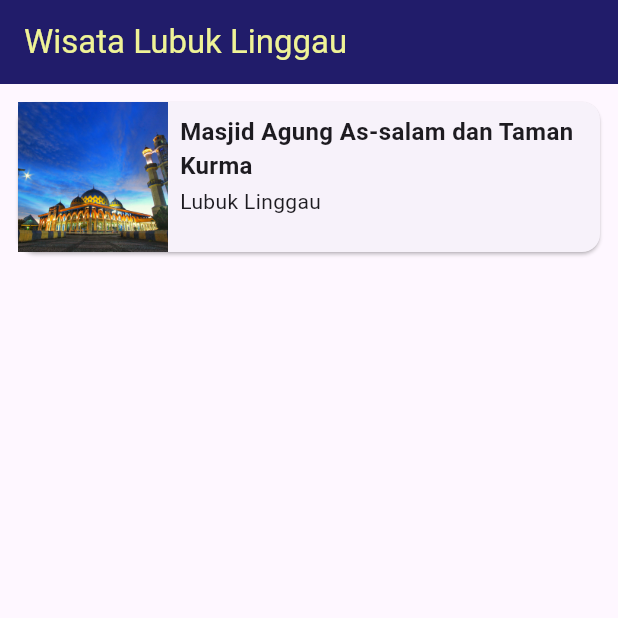
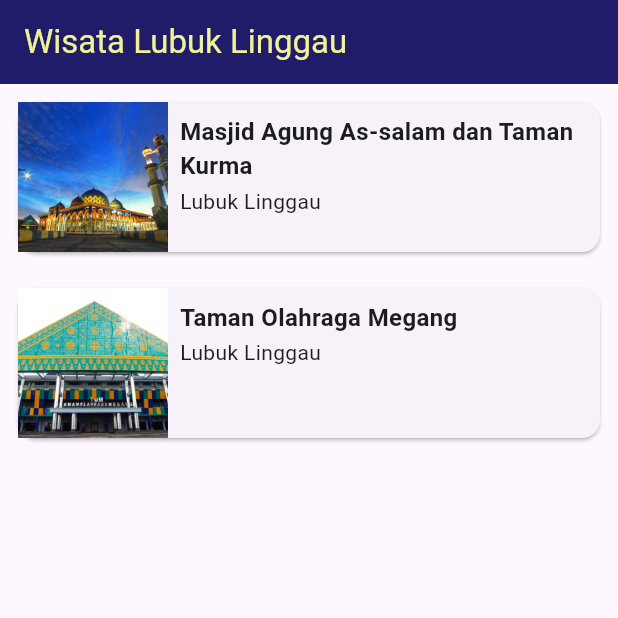
Before and after one commit to kazaliika/ResponsiveDesign, a Flutter app: the screen it shows after launch, on a phone screen of 412 x 824 dp, the top half of it. Run offline on Flutter 3.47's test engine with Material 3 defaults, Android fonts, the phone set to English and light mode, and no system bars.

Commit message:
tambah gambar

```diff
--- a/lib/responsive/source.dart
+++ b/lib/responsive/source.dart
@@ -19,5 +19,12 @@ var kumpulanwisataList = [
     deskripsi:
         'Masjid Agung As-Salam terletak di jantung Kota Lubuklinggau Provinsi Sumatera Selatan. Masjid ini tak hanya sekadar menjadi tempat ibadah bagi umat Islam namun telah menjadi salah satu objek wisata religi di provinsi Sumatra Selatan. Masjid ini bukan hanya sebagai tempat ibadah yang menjadi kebanggan masyarakat Kota Lubuk Linggau tetapi juga menjadi icon Kota Lubuk Linggau.',
     imageAsset: 'assets/masjid_agung.jpg',
-  )
+  ),
+  KumpulanWisata(
+    nama: 'Taman Olahraga Megang',
+    lokasi: 'Lubuk Linggau',
+    deskripsi:
+        'Taman Olahraga Megang merupakan sebuah sport center yang berada di Kota Lubuklinggau. Pada masa pimpinan Wali Kota Lubuklinggau, Bapak H. S.N Prana Putra Sohe, bangunan yang semula bernama Gedung Olahraga (GOR Megang) ini kemudian direnovasi sehingga memenuhi Peraturan Daerah Provinsi Sumatera Selatan Nomor 2 tahun 2021 tentang Arsitektur Bangunan Gedung Berornamen Khas Budaya Sumatera Selatan.',
+    imageAsset: 'assets/tom.jpg',
+  ),
 ];
```
Also changed, not shown: assets/tom.jpg (added).
